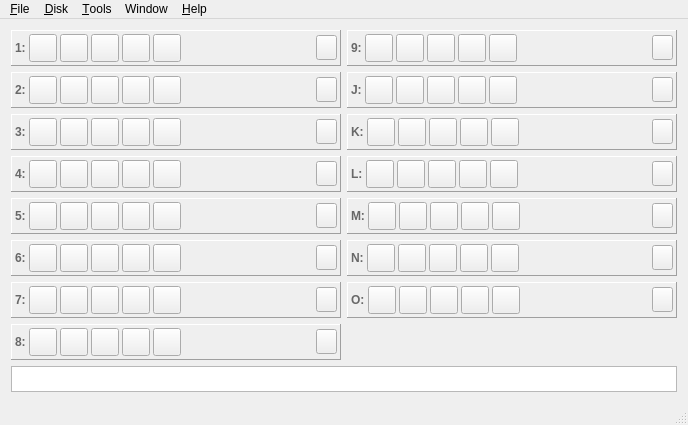
First picture: the form in mainwindow.ui, repository RespeQt/RespeQt, before the edit.
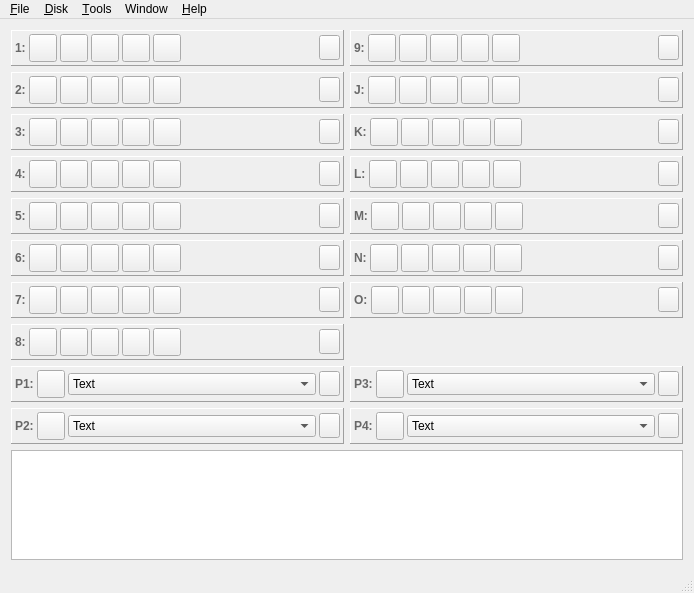
Second picture: the form after the edit. Icons and pictures are not drawn.

Commit message: - Basic support for two Atari printers - Basic structure of printer support

Patch:
```diff
--- a/mainwindow.ui
+++ b/mainwindow.ui
@@ -9,8 +9,8 @@
    <rect>
     <x>0</x>
     <y>0</y>
-    <width>684</width>
-    <height>425</height>
+    <width>694</width>
+    <height>593</height>
    </rect>
   </property>
   <property name="sizePolicy">
@@ -5500,7 +5500,331 @@
       </layout>
      </widget>
     </item>
-    <item row="8" column="0" colspan="2">
+    <item row="8" column="0">
+     <widget class="QFrame" name="horizontalFrame_17">
+      <property name="enabled">
+       <bool>true</bool>
+      </property>
+      <property name="sizePolicy">
+       <sizepolicy hsizetype="Expanding" vsizetype="Fixed">
+        <horstretch>0</horstretch>
+        <verstretch>0</verstretch>
+       </sizepolicy>
+      </property>
+      <property name="minimumSize">
+       <size>
+        <width>330</width>
+        <height>0</height>
+       </size>
+      </property>
+      <property name="contextMenuPolicy">
+       <enum>Qt::ActionsContextMenu</enum>
+      </property>
+      <property name="autoFillBackground">
+       <bool>false</bool>
+      </property>
+      <property name="frameShape">
+       <enum>QFrame::Panel</enum>
+      </property>
+      <property name="frameShadow">
+       <enum>QFrame::Raised</enum>
+      </property>
+      <layout class="QHBoxLayout" name="horizontalLayout_17">
+       <property name="spacing">
+        <number>3</number>
+       </property>
+       <property name="leftMargin">
+        <number>3</number>
+       </property>
+       <property name="topMargin">
+        <number>3</number>
+       </property>
+       <property name="rightMargin">
+        <number>3</number>
+       </property>
+       <property name="bottomMargin">
+        <number>3</number>
+       </property>
+       <item>
+        <widget class="QLabel" name="label_30">
+         <property name="enabled">
+          <bool>true</bool>
+         </property>
+         <property name="sizePolicy">
+          <sizepolicy hsizetype="Fixed" vsizetype="Fixed">
+           <horstretch>0</horstretch>
+           <verstretch>0</verstretch>
+          </sizepolicy>
+         </property>
+         <property name="palette">
+          <palette>
+           <active>
+            <colorrole role="WindowText">
+             <brush brushstyle="SolidPattern">
+              <color alpha="255">
+               <red>104</red>
+               <green>104</green>
+               <blue>104</blue>
+              </color>
+             </brush>
+            </colorrole>
+           </active>
+           <inactive>
+            <colorrole role="WindowText">
+             <brush brushstyle="SolidPattern">
+              <color alpha="255">
+               <red>104</red>
+               <green>104</green>
+               <blue>104</blue>
+              </color>
+             </brush>
+            </colorrole>
+           </inactive>
+           <disabled>
+            <colorrole role="WindowText">
+             <brush brushstyle="SolidPattern">
+              <color alpha="255">
+               <red>120</red>
+               <green>120</green>
+               <blue>120</blue>
+              </color>
+             </brush>
+            </colorrole>
+           </disabled>
+          </palette>
+         </property>
+         <property name="font">
+          <font>
+           <weight>75</weight>
+           <bold>true</bold>
+          </font>
+         </property>
+         <property name="text">
+          <string>P1:</string>
+         </property>
+         <property name="margin">
+          <number>5</number>
+         </property>
+        </widget>
+       </item>
+       <item>
+        <widget class="QToolButton" name="buttonConnectPrinter_17">
+         <property name="enabled">
+          <bool>true</bool>
+         </property>
+         <property name="minimumSize">
+          <size>
+           <width>28</width>
+           <height>28</height>
+          </size>
+         </property>
+         <property name="maximumSize">
+          <size>
+           <width>28</width>
+           <height>28</height>
+          </size>
+         </property>
+        </widget>
+       </item>
+       <item>
+        <widget class="QComboBox" name="comboBoxPrinterType_17">
+         <item>
+          <property name="text">
+           <string>Text</string>
+          </property>
+         </item>
+         <item>
+          <property name="text">
+           <string>Atari 1027</string>
+          </property>
+         </item>
+        </widget>
+       </item>
+       <item>
+        <widget class="QToolButton" name="buttonDisconnectPrinter_17">
+         <property name="enabled">
+          <bool>true</bool>
+         </property>
+         <property name="minimumSize">
+          <size>
+           <width>21</width>
+           <height>25</height>
+          </size>
+         </property>
+         <property name="maximumSize">
+          <size>
+           <width>21</width>
+           <height>25</height>
+          </size>
+         </property>
+        </widget>
+       </item>
+      </layout>
+     </widget>
+    </item>
+    <item row="9" column="1">
+     <widget class="QFrame" name="horizontalFrame_20">
+      <property name="enabled">
+       <bool>true</bool>
+      </property>
+      <property name="sizePolicy">
+       <sizepolicy hsizetype="Expanding" vsizetype="Fixed">
+        <horstretch>0</horstretch>
+        <verstretch>0</verstretch>
+       </sizepolicy>
+      </property>
+      <property name="minimumSize">
+       <size>
+        <width>330</width>
+        <height>0</height>
+       </size>
+      </property>
+      <property name="contextMenuPolicy">
+       <enum>Qt::ActionsContextMenu</enum>
+      </property>
+      <property name="autoFillBackground">
+       <bool>false</bool>
+      </property>
+      <property name="frameShape">
+       <enum>QFrame::Panel</enum>
+      </property>
+      <property name="frameShadow">
+       <enum>QFrame::Raised</enum>
+      </property>
+      <layout class="QHBoxLayout" name="horizontalLayout_20">
+       <property name="spacing">
+        <number>3</number>
+       </property>
+       <property name="leftMargin">
+        <number>3</number>
+       </property>
+       <property name="topMargin">
+        <number>3</number>
+       </property>
+       <property name="rightMargin">
+        <number>3</number>
+       </property>
+       <property name="bottomMargin">
+        <number>3</number>
+       </property>
+       <item>
+        <widget class="QLabel" name="label_33">
+         <property name="enabled">
+          <bool>true</bool>
+         </property>
+         <property name="sizePolicy">
+          <sizepolicy hsizetype="Fixed" vsizetype="Fixed">
+           <horstretch>0</horstretch>
+           <verstretch>0</verstretch>
+          </sizepolicy>
+         </property>
+         <property name="palette">
+          <palette>
+           <active>
+            <colorrole role="WindowText">
+             <brush brushstyle="SolidPattern">
+              <color alpha="255">
+               <red>104</red>
+               <green>104</green>
+               <blue>104</blue>
+              </color>
+             </brush>
+            </colorrole>
+           </active>
+           <inactive>
+            <colorrole role="WindowText">
+             <brush brushstyle="SolidPattern">
+              <color alpha="255">
+               <red>104</red>
+               <green>104</green>
+               <blue>104</blue>
+              </color>
+             </brush>
+            </colorrole>
+           </inactive>
+           <disabled>
+            <colorrole role="WindowText">
+             <brush brushstyle="SolidPattern">
+              <color alpha="255">
+               <red>120</red>
+               <green>120</green>
+               <blue>120</blue>
+              </color>
+             </brush>
+            </colorrole>
+           </disabled>
+          </palette>
+         </property>
+         <property name="font">
+          <font>
+           <weight>75</weight>
+           <bold>true</bold>
+          </font>
+         </property>
+         <property name="text">
+          <string>P4:</string>
+         </property>
+         <property name="margin">
+          <number>5</number>
+         </property>
+        </widget>
+       </item>
+       <item>
+        <widget class="QToolButton" name="buttonConnectPrinter_20">
+         <property name="enabled">
+          <bool>true</bool>
+         </property>
+         <property name="minimumSize">
+          <size>
+           <width>28</width>
+           <height>28</height>
+          </size>
+         </property>
+         <property name="maximumSize">
+          <size>
+           <width>28</width>
+           <height>28</height>
+          </size>
+         </property>
+        </widget>
+       </item>
+       <item>
+        <widget class="QComboBox" name="comboBoxPrinterType_20">
+         <item>
+          <property name="text">
+           <string>Text</string>
+          </property>
+         </item>
+         <item>
+          <property name="text">
+           <string>Atari 1027</string>
+          </property>
+         </item>
+        </widget>
+       </item>
+       <item>
+        <widget class="QToolButton" name="buttonDisconnectPrinter_20">
+         <property name="enabled">
+          <bool>true</bool>
+         </property>
+         <property name="minimumSize">
+          <size>
+           <width>21</width>
+           <height>25</height>
+          </size>
+         </property>
+         <property name="maximumSize">
+          <size>
+           <width>21</width>
+           <height>25</height>
+          </size>
+         </property>
+        </widget>
+       </item>
+      </layout>
+     </widget>
+    </item>
+    <item row="12" column="0" colspan="2">
      <widget class="QTextEdit" name="textEdit">
       <property name="sizePolicy">
        <sizepolicy hsizetype="Ignored" vsizetype="Ignored">
@@ -5522,6 +5846,330 @@
       </property>
      </widget>
     </item>
+    <item row="8" column="1">
+     <widget class="QFrame" name="horizontalFrame_19">
+      <property name="enabled">
+       <bool>true</bool>
+      </property>
+      <property name="sizePolicy">
+       <sizepolicy hsizetype="Expanding" vsizetype="Fixed">
+        <horstretch>0</horstretch>
+        <verstretch>0</verstretch>
+       </sizepolicy>
+      </property>
+      <property name="minimumSize">
+       <size>
+        <width>330</width>
+        <height>0</height>
+       </size>
+      </property>
+      <property name="contextMenuPolicy">
+       <enum>Qt::ActionsContextMenu</enum>
+      </property>
+      <property name="autoFillBackground">
+       <bool>false</bool>
+      </property>
+      <property name="frameShape">
+       <enum>QFrame::Panel</enum>
+      </property>
+      <property name="frameShadow">
+       <enum>QFrame::Raised</enum>
+      </property>
+      <layout class="QHBoxLayout" name="horizontalLayout_19">
+       <property name="spacing">
+        <number>3</number>
+       </property>
+       <property name="leftMargin">
+        <number>3</number>
+       </property>
+       <property name="topMargin">
+        <number>3</number>
+       </property>
+       <property name="rightMargin">
+        <number>3</number>
+       </property>
+       <property name="bottomMargin">
+        <number>3</number>
+       </property>
+       <item>
+        <widget class="QLabel" name="label_32">
+         <property name="enabled">
+          <bool>true</bool>
+         </property>
+         <property name="sizePolicy">
+          <sizepolicy hsizetype="Fixed" vsizetype="Fixed">
+           <horstretch>0</horstretch>
+           <verstretch>0</verstretch>
+          </sizepolicy>
+         </property>
+         <property name="palette">
+          <palette>
+           <active>
+            <colorrole role="WindowText">
+             <brush brushstyle="SolidPattern">
+              <color alpha="255">
+               <red>104</red>
+               <green>104</green>
+               <blue>104</blue>
+              </color>
+             </brush>
+            </colorrole>
+           </active>
+           <inactive>
+            <colorrole role="WindowText">
+             <brush brushstyle="SolidPattern">
+              <color alpha="255">
+               <red>104</red>
+               <green>104</green>
+               <blue>104</blue>
+              </color>
+             </brush>
+            </colorrole>
+           </inactive>
+           <disabled>
+            <colorrole role="WindowText">
+             <brush brushstyle="SolidPattern">
+              <color alpha="255">
+               <red>120</red>
+               <green>120</green>
+               <blue>120</blue>
+              </color>
+             </brush>
+            </colorrole>
+           </disabled>
+          </palette>
+         </property>
+         <property name="font">
+          <font>
+           <weight>75</weight>
+           <bold>true</bold>
+          </font>
+         </property>
+         <property name="text">
+          <string>P3:</string>
+         </property>
+         <property name="margin">
+          <number>5</number>
+         </property>
+        </widget>
+       </item>
+       <item>
+        <widget class="QToolButton" name="buttonConnectPrinter_19">
+         <property name="enabled">
+          <bool>true</bool>
+         </property>
+         <property name="minimumSize">
+          <size>
+           <width>28</width>
+           <height>28</height>
+          </size>
+         </property>
+         <property name="maximumSize">
+          <size>
+           <width>28</width>
+           <height>28</height>
+          </size>
+         </property>
+        </widget>
+       </item>
+       <item>
+        <widget class="QComboBox" name="comboBoxPrinterType_19">
+         <item>
+          <property name="text">
+           <string>Text</string>
+          </property>
+         </item>
+         <item>
+          <property name="text">
+           <string>Atari 1027</string>
+          </property>
+         </item>
+        </widget>
+       </item>
+       <item>
+        <widget class="QToolButton" name="buttonDisconnectPrinter_19">
+         <property name="enabled">
+          <bool>true</bool>
+         </property>
+         <property name="minimumSize">
+          <size>
+           <width>21</width>
+           <height>25</height>
+          </size>
+         </property>
+         <property name="maximumSize">
+          <size>
+           <width>21</width>
+           <height>25</height>
+          </size>
+         </property>
+        </widget>
+       </item>
+      </layout>
+     </widget>
+    </item>
+    <item row="9" column="0">
+     <widget class="QFrame" name="horizontalFrame_18">
+      <property name="enabled">
+       <bool>true</bool>
+      </property>
+      <property name="sizePolicy">
+       <sizepolicy hsizetype="Expanding" vsizetype="Fixed">
+        <horstretch>0</horstretch>
+        <verstretch>0</verstretch>
+       </sizepolicy>
+      </property>
+      <property name="minimumSize">
+       <size>
+        <width>330</width>
+        <height>0</height>
+       </size>
+      </property>
+      <property name="contextMenuPolicy">
+       <enum>Qt::ActionsContextMenu</enum>
+      </property>
+      <property name="autoFillBackground">
+       <bool>false</bool>
+      </property>
+      <property name="frameShape">
+       <enum>QFrame::Panel</enum>
+      </property>
+      <property name="frameShadow">
+       <enum>QFrame::Raised</enum>
+      </property>
+      <layout class="QHBoxLayout" name="horizontalLayout_18">
+       <property name="spacing">
+        <number>3</number>
+       </property>
+       <property name="leftMargin">
+        <number>3</number>
+       </property>
+       <property name="topMargin">
+        <number>3</number>
+       </property>
+       <property name="rightMargin">
+        <number>3</number>
+       </property>
+       <property name="bottomMargin">
+        <number>3</number>
+       </property>
+       <item>
+        <widget class="QLabel" name="label_31">
+         <property name="enabled">
+          <bool>true</bool>
+         </property>
+         <property name="sizePolicy">
+          <sizepolicy hsizetype="Fixed" vsizetype="Fixed">
+           <horstretch>0</horstretch>
+           <verstretch>0</verstretch>
+          </sizepolicy>
+         </property>
+         <property name="palette">
+          <palette>
+           <active>
+            <colorrole role="WindowText">
+             <brush brushstyle="SolidPattern">
+              <color alpha="255">
+               <red>104</red>
+               <green>104</green>
+               <blue>104</blue>
+              </color>
+             </brush>
+            </colorrole>
+           </active>
+           <inactive>
+            <colorrole role="WindowText">
+             <brush brushstyle="SolidPattern">
+              <color alpha="255">
+               <red>104</red>
+               <green>104</green>
+               <blue>104</blue>
+              </color>
+             </brush>
+            </colorrole>
+           </inactive>
+           <disabled>
+            <colorrole role="WindowText">
+             <brush brushstyle="SolidPattern">
+              <color alpha="255">
+               <red>120</red>
+               <green>120</green>
+               <blue>120</blue>
+              </color>
+             </brush>
+            </colorrole>
+           </disabled>
+          </palette>
+         </property>
+         <property name="font">
+          <font>
+           <weight>75</weight>
+           <bold>true</bold>
+          </font>
+         </property>
+         <property name="text">
+          <string>P2:</string>
+         </property>
+         <property name="margin">
+          <number>5</number>
+         </property>
+        </widget>
+       </item>
+       <item>
+        <widget class="QToolButton" name="buttonConnectPrinter_18">
+         <property name="enabled">
+          <bool>true</bool>
+         </property>
+         <property name="minimumSize">
+          <size>
+           <width>28</width>
+           <height>28</height>
+          </size>
+         </property>
+         <property name="maximumSize">
+          <size>
+           <width>28</width>
+           <height>28</height>
+          </size>
+         </property>
+        </widget>
+       </item>
+       <item>
+        <widget class="QComboBox" name="comboBoxPrinterType_18">
+         <item>
+          <property name="text">
+           <string>Text</string>
+          </property>
+         </item>
+         <item>
+          <property name="text">
+           <string>Atari 1027</string>
+          </property>
+         </item>
+        </widget>
+       </item>
+       <item>
+        <widget class="QToolButton" name="buttonDisconnectPrinter_18">
+         <property name="enabled">
+          <bool>true</bool>
+         </property>
+         <property name="minimumSize">
+          <size>
+           <width>21</width>
+           <height>25</height>
+          </size>
+         </property>
+         <property name="maximumSize">
+          <size>
+           <width>21</width>
+           <height>25</height>
+          </size>
+         </property>
+        </widget>
+       </item>
+      </layout>
+     </widget>
+    </item>
    </layout>
   </widget>
   <widget class="QMenuBar" name="menuBar">
@@ -5529,8 +6177,8 @@
     <rect>
      <x>0</x>
      <y>0</y>
-     <width>684</width>
-     <height>21</height>
+     <width>694</width>
+     <height>22</height>
     </rect>
    </property>
    <property name="nativeMenuBar">
```
Left out of the diff: 3140 changed lines with no effect on the pictures. The commit also changes 17 other files.
